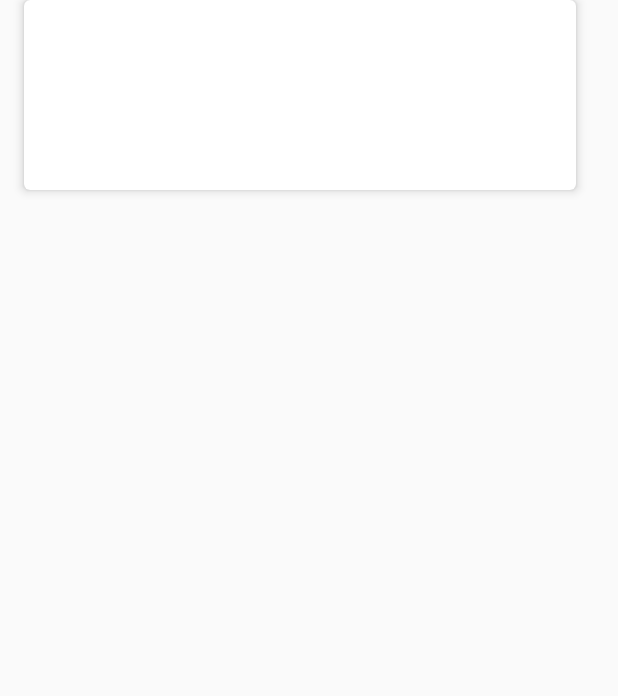
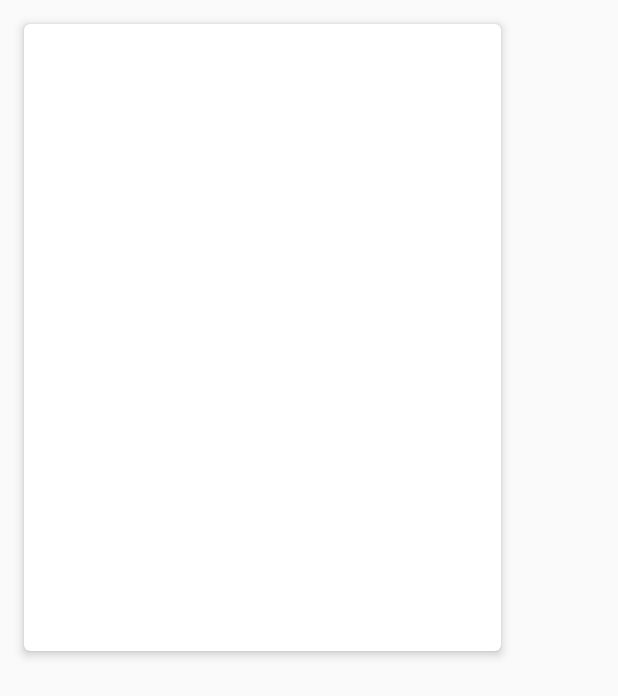
Before and after one commit to e10dokup/kosen10s-sample, an Android app: the layout onsen_musume_card.xml on its own in the app's theme, with its tools: preview values and no code run, on a phone screen of 412 x 824 dp. Shown: the top 696 px of the screen. Run offline under Robolectric (Android 15) with nearby library versions, the phone set to English and light mode, and no system bars.

Commit message:
Fix layouts of OnsenMusumeCard

```diff
--- a/app/src/main/res/layout/onsen_musume_card.xml
+++ b/app/src/main/res/layout/onsen_musume_card.xml
@@ -3,12 +3,12 @@
     xmlns:android="http://schemas.android.com/apk/res/android"
     xmlns:app="http://schemas.android.com/apk/res-auto"
     xmlns:tools="http://schemas.android.com/tools"
-    android:layout_width="400dp"
+    android:layout_width="350dp"
     android:layout_height="450dp">
 
     <android.support.v7.widget.CardView
         android:layout_width="match_parent"
-        android:layout_height="wrap_content"
+        android:layout_height="match_parent"
         android:layout_margin="16dp"
         app:cardCornerRadius="4dp"
         app:cardElevation="4dp">
```
Also changed, not shown: app/src/main/res/drawable/arima_rinka_card.png.
